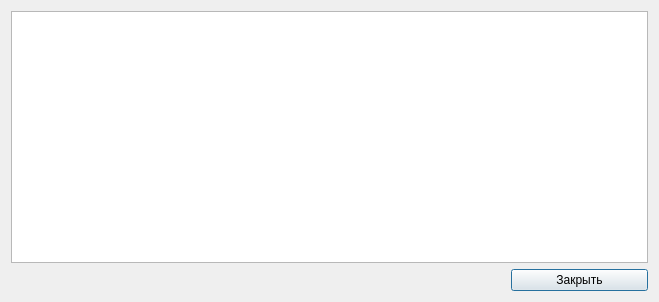
Qt form desktop/resources/ui/get_logs_dialog.ui (Lpshkn/shop_database) before a commit.
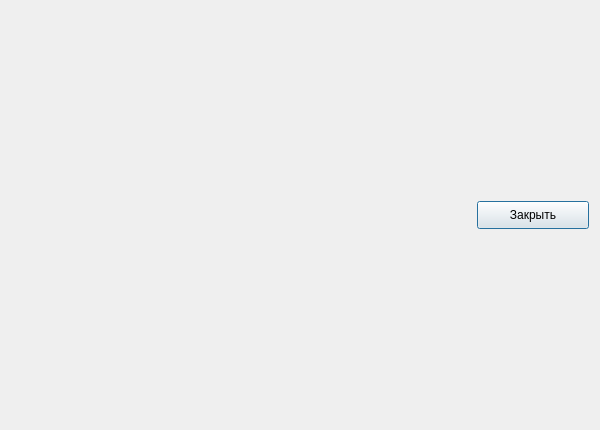
The same form after that commit.

Commit message:
Edit the getting logs dialog
Add the minimal size, add new constraints

What changed in the file:
```diff
--- a/desktop/resources/ui/get_logs_dialog.ui
+++ b/desktop/resources/ui/get_logs_dialog.ui
@@ -12,36 +12,72 @@
    <rect>
     <x>0</x>
     <y>0</y>
-    <width>659</width>
-    <height>302</height>
+    <width>600</width>
+    <height>430</height>
    </rect>
   </property>
+  <property name="minimumSize">
+   <size>
+    <width>600</width>
+    <height>400</height>
+   </size>
+  </property>
   <property name="windowTitle">
    <string>Dialog</string>
   </property>
-  <layout class="QVBoxLayout" name="verticalLayout" stretch="1,0">
+  <property name="layoutDirection">
+   <enum>Qt::LeftToRight</enum>
+  </property>
+  <layout class="QVBoxLayout" name="layout" stretch="0">
+   <property name="sizeConstraint">
+    <enum>QLayout::SetNoConstraint</enum>
+   </property>
    <item>
-    <widget class="QTableWidget" name="tableWidget"/>
-   </item>
-   <item>
-    <layout class="QHBoxLayout" name="horizontalLayout">
+    <layout class="QVBoxLayout" name="verticalLayout" stretch="0">
      <property name="spacing">
       <number>7</number>
      </property>
      <property name="sizeConstraint">
-      <enum>QLayout::SetDefaultConstraint</enum>
+      <enum>QLayout::SetNoConstraint</enum>
      </property>
      <property name="leftMargin">
-      <number>500</number>
+      <number>0</number>
      </property>
      <item>
       <widget class="QPushButton" name="cancel_button">
        <property name="sizePolicy">
-        <sizepolicy hsizetype="Preferred" vsizetype="Fixed">
+        <sizepolicy hsizetype="Fixed" vsizetype="Fixed">
          <horstretch>0</horstretch>
          <verstretch>0</verstretch>
         </sizepolicy>
        </property>
+       <property name="minimumSize">
+        <size>
+         <width>112</width>
+         <height>28</height>
+        </size>
+       </property>
+       <property name="maximumSize">
+        <size>
+         <width>16777215</width>
+         <height>16777215</height>
+        </size>
+       </property>
+       <property name="sizeIncrement">
+        <size>
+         <width>0</width>
+         <height>0</height>
+        </size>
+       </property>
+       <property name="focusPolicy">
+        <enum>Qt::StrongFocus</enum>
+       </property>
+       <property name="layoutDirection">
+        <enum>Qt::RightToLeft</enum>
+       </property>
+       <property name="autoFillBackground">
+        <bool>false</bool>
+       </property>
        <property name="text">
         <string>Закрыть</string>
        </property>
```
